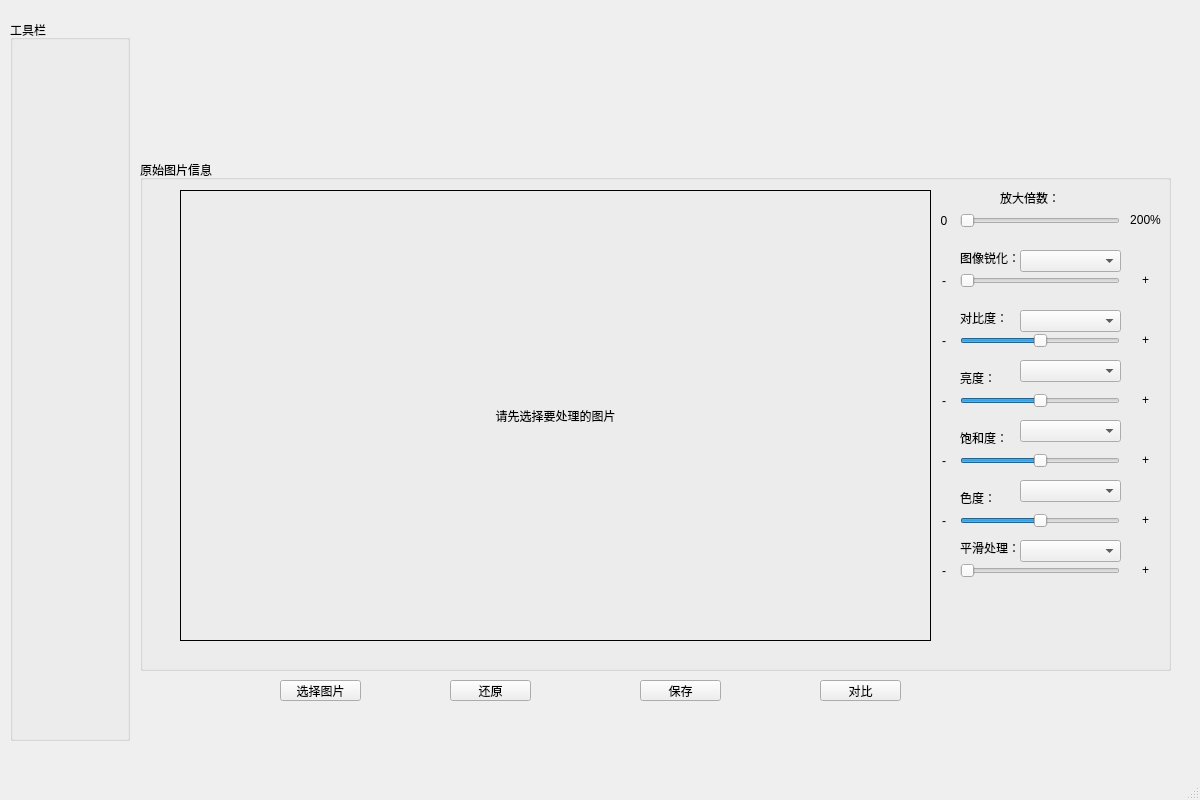
This is Application/dealImage.ui in TheRising-cxf/Test as Qt 5 draws it before an edit. The edited form follows.
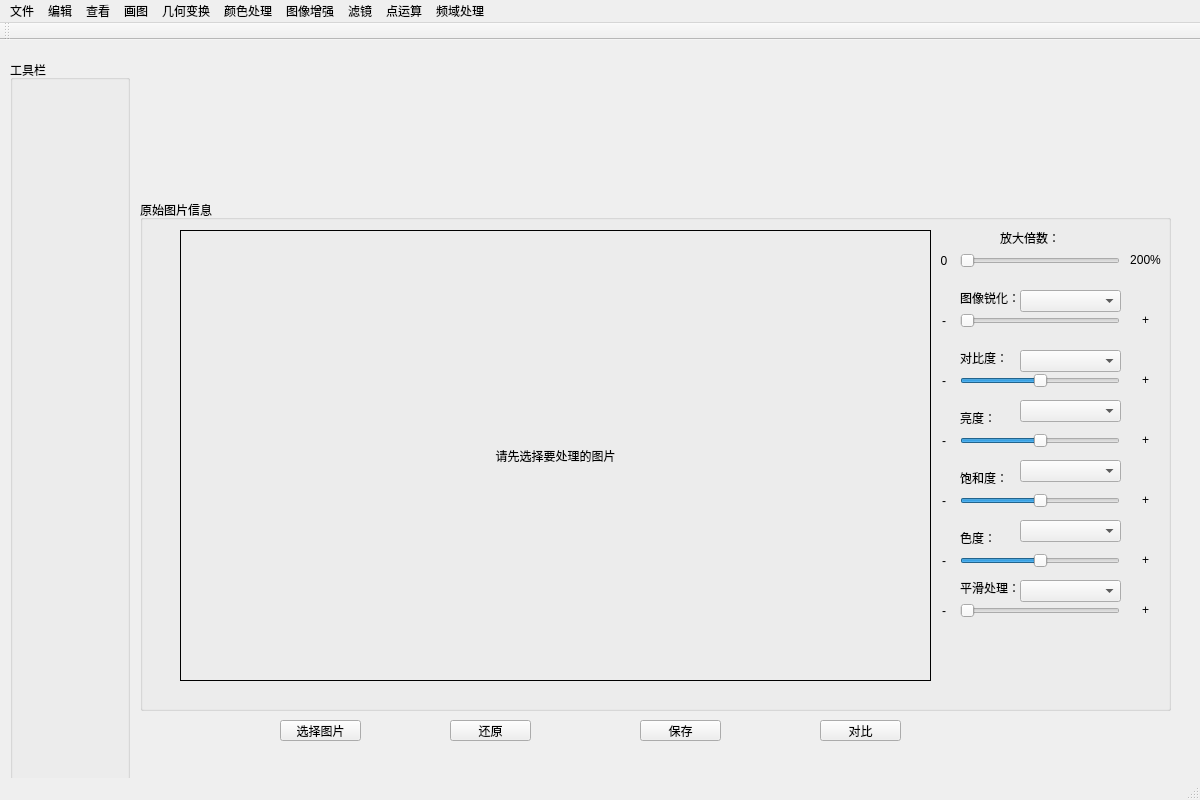
This is the edited form.

What changed in the file:
```diff
--- a/Application/dealImage.ui
+++ b/Application/dealImage.ui
@@ -623,8 +623,101 @@
      <height>23</height>
     </rect>
    </property>
+   <widget class="QMenu" name="menu">
+    <property name="title">
+     <string>文件</string>
+    </property>
+   </widget>
+   <widget class="QMenu" name="menu_E">
+    <property name="title">
+     <string>编辑</string>
+    </property>
+   </widget>
+   <widget class="QMenu" name="menu_2">
+    <property name="title">
+     <string>查看</string>
+    </property>
+   </widget>
+   <widget class="QMenu" name="menu_3">
+    <property name="title">
+     <string>画图</string>
+    </property>
+   </widget>
+   <widget class="QMenu" name="menu_4">
+    <property name="title">
+     <string>几何变换</string>
+    </property>
+   </widget>
+   <widget class="QMenu" name="menu_5">
+    <property name="title">
+     <string>颜色处理</string>
+    </property>
+   </widget>
+   <widget class="QMenu" name="menu_6">
+    <property name="title">
+     <string>图像增强</string>
+    </property>
+   </widget>
+   <widget class="QMenu" name="menu_7">
+    <property name="title">
+     <string>滤镜</string>
+    </property>
+   </widget>
+   <widget class="QMenu" name="menu_8">
+    <property name="title">
+     <string>点运算</string>
+    </property>
+   </widget>
+   <widget class="QMenu" name="menu_9">
+    <property name="title">
+     <string>频域处理</string>
+    </property>
+    <addaction name="actionFFT"/>
+    <addaction name="actionIFFT"/>
+   </widget>
+   <addaction name="menu"/>
+   <addaction name="menu_E"/>
+   <addaction name="menu_2"/>
+   <addaction name="menu_3"/>
+   <addaction name="menu_4"/>
+   <addaction name="menu_5"/>
+   <addaction name="menu_6"/>
+   <addaction name="menu_7"/>
+   <addaction name="menu_8"/>
+   <addaction name="menu_9"/>
   </widget>
   <widget class="QStatusBar" name="statusbar"/>
+  <widget class="QToolBar" name="toolBar">
+   <property name="windowTitle">
+    <string>toolBar</string>
+   </property>
+   <attribute name="toolBarArea">
+    <enum>TopToolBarArea</enum>
+   </attribute>
+   <attribute name="toolBarBreak">
+    <bool>false</bool>
+   </attribute>
+  </widget>
+  <action name="actionFFT">
+   <property name="text">
+    <string>FFT</string>
+   </property>
+  </action>
+  <action name="actionIFFT">
+   <property name="text">
+    <string>IFFT</string>
+   </property>
+  </action>
+  <action name="actionDCT">
+   <property name="text">
+    <string>DCT</string>
+   </property>
+  </action>
+  <action name="actionFDCT">
+   <property name="text">
+    <string>FDCT</string>
+   </property>
+  </action>
  </widget>
  <resources/>
  <connections/>
```
